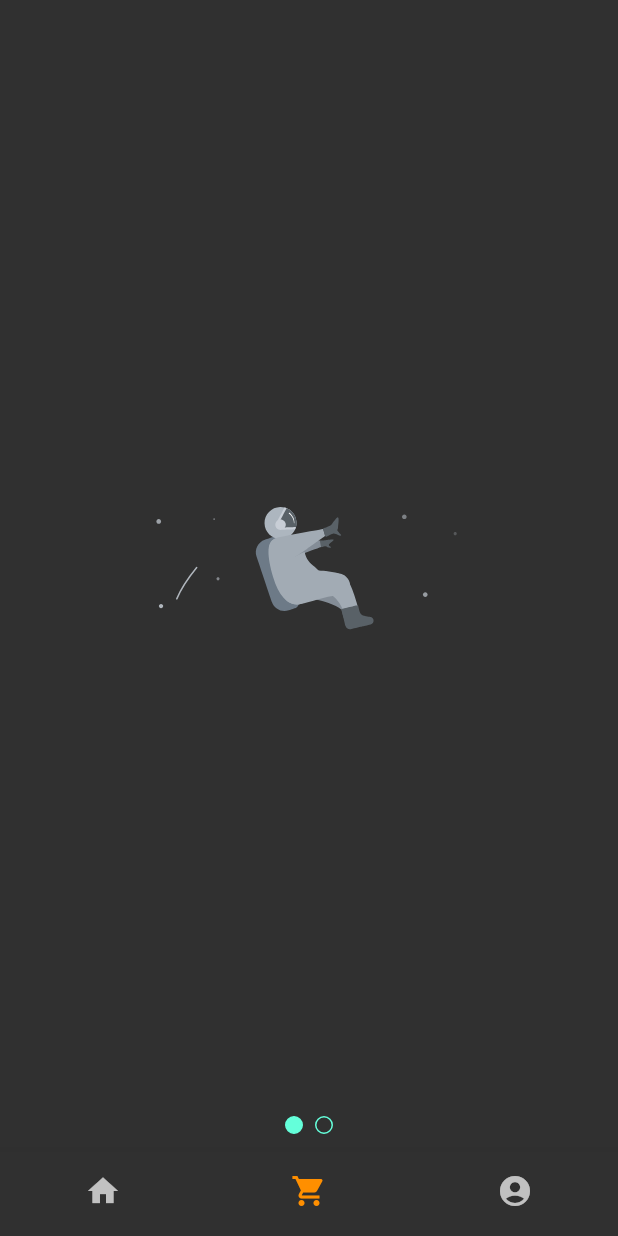
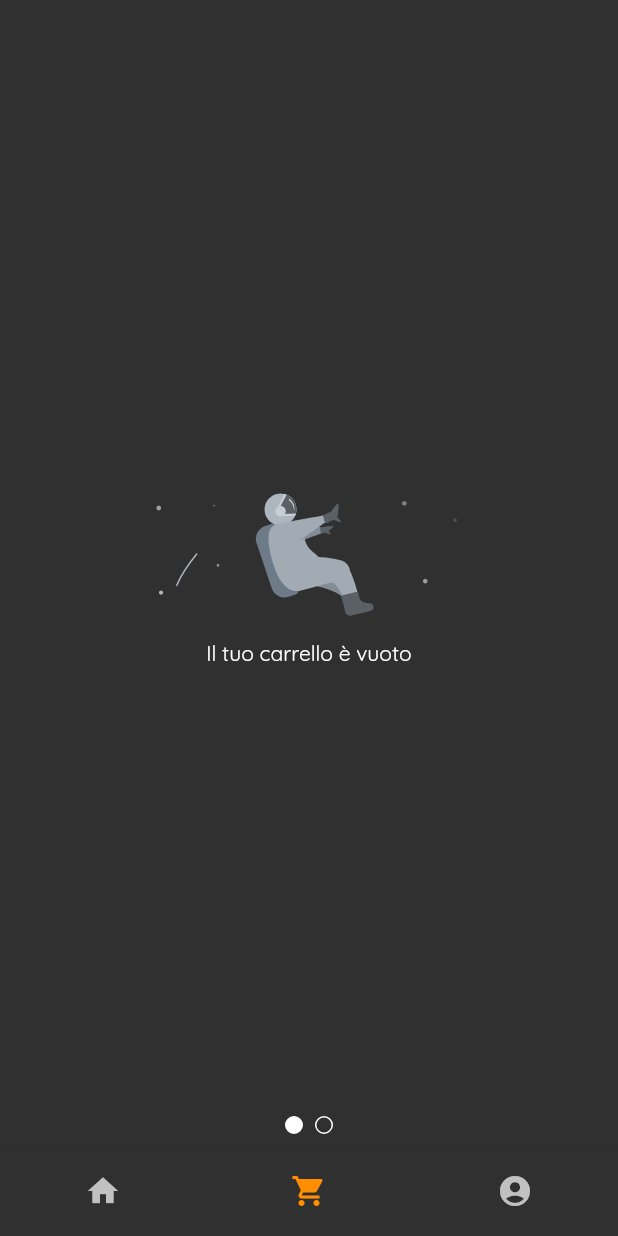
Before and after one commit to AndreaBasile97/flutterfooddelivery, a Flutter app: the Master screen opened directly, item 2 of the bottom bar chosen, on a phone screen of 412 x 824 dp. Run offline on Flutter 3.47's test engine with Material 2 defaults, Android fonts, the light colour scheme and no system bars; drawn by our look-alikes of badges; our stand-ins replace cloud_firestore, email_validator, firebase_auth, firebase_core, flutter_signin_button, google_sign_in and 1 more; missing offline and left inert: flutter_facebook_login; accounts and stored records are empty.

Commit message:
git fix lottie

```diff
--- a/fooddelivery/lib/screens/cart.dart
+++ b/fooddelivery/lib/screens/cart.dart
@@ -32,7 +32,9 @@ class Cart extends StatelessWidget {
                         children: [CartScreen(), ShipmentScreen()]),
                   ),
                 ),
-                const TabPageSelector(),
+                const TabPageSelector(
+                  selectedColor: Colors.white,
+                ),
               ],
             ),
           ),
@@ -68,10 +70,15 @@ class CartScreen extends StatelessWidget {
             )),
       );
     else {
-      return Scaffold(
-        body: Center(
-          child: Lottie.asset('asset/animations/empty.json',
-              animate: true, frameRate: FrameRate(90), width: 300),
+      return Center(
+        child: Column(
+          mainAxisAlignment: MainAxisAlignment.center,
+          crossAxisAlignment: CrossAxisAlignment.center,
+          children: [
+            Lottie.asset('asset/animations/empty.json',
+                animate: true, frameRate: FrameRate(90), width: 300),
+            Text('Il tuo carrello è vuoto')
+          ],
         ),
       );
     }
--- a/fooddelivery/lib/screens/master.dart
+++ b/fooddelivery/lib/screens/master.dart
@@ -58,7 +58,7 @@ class _Master extends State<Master> {
                     create: (context) => Carrello(), child: Bnb(p)));
           } else {
             return Scaffold(
-                backgroundColor: Colors.grey,
+                backgroundColor: Colors.transparent,
                 body: Center(
                   child: Lottie.asset(
                     'asset/animations/loadingfood.json',
```
